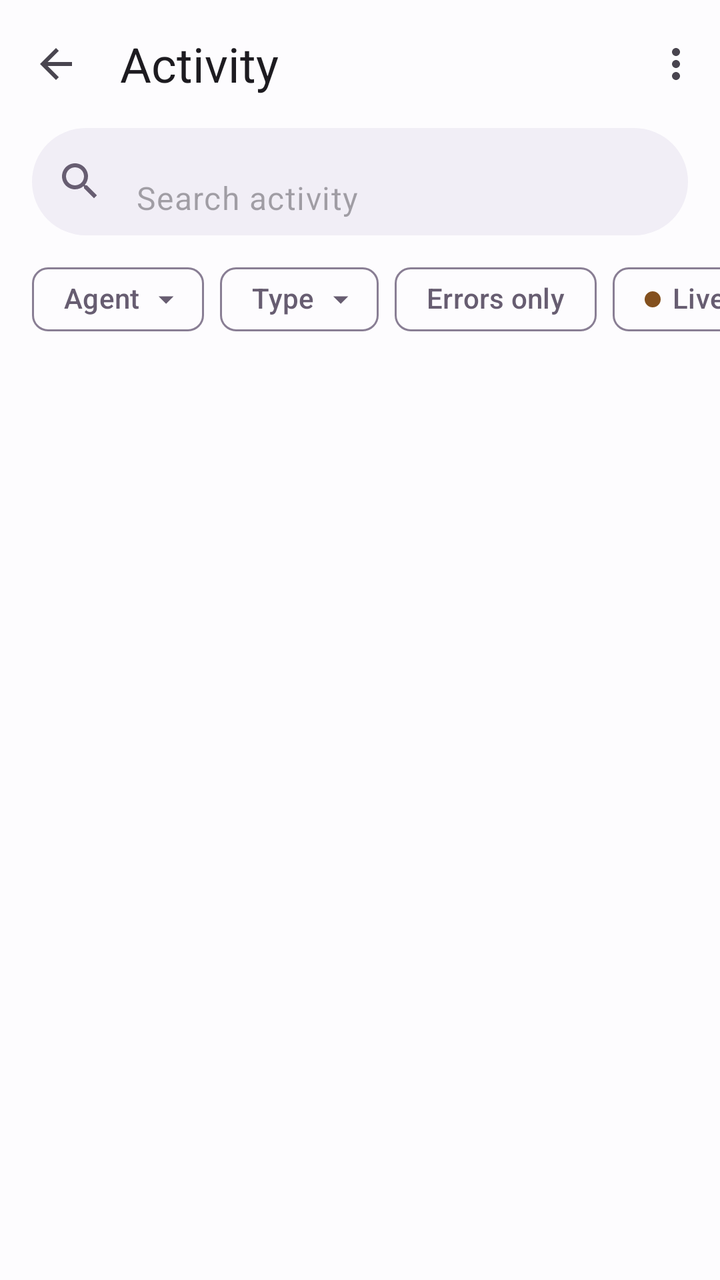
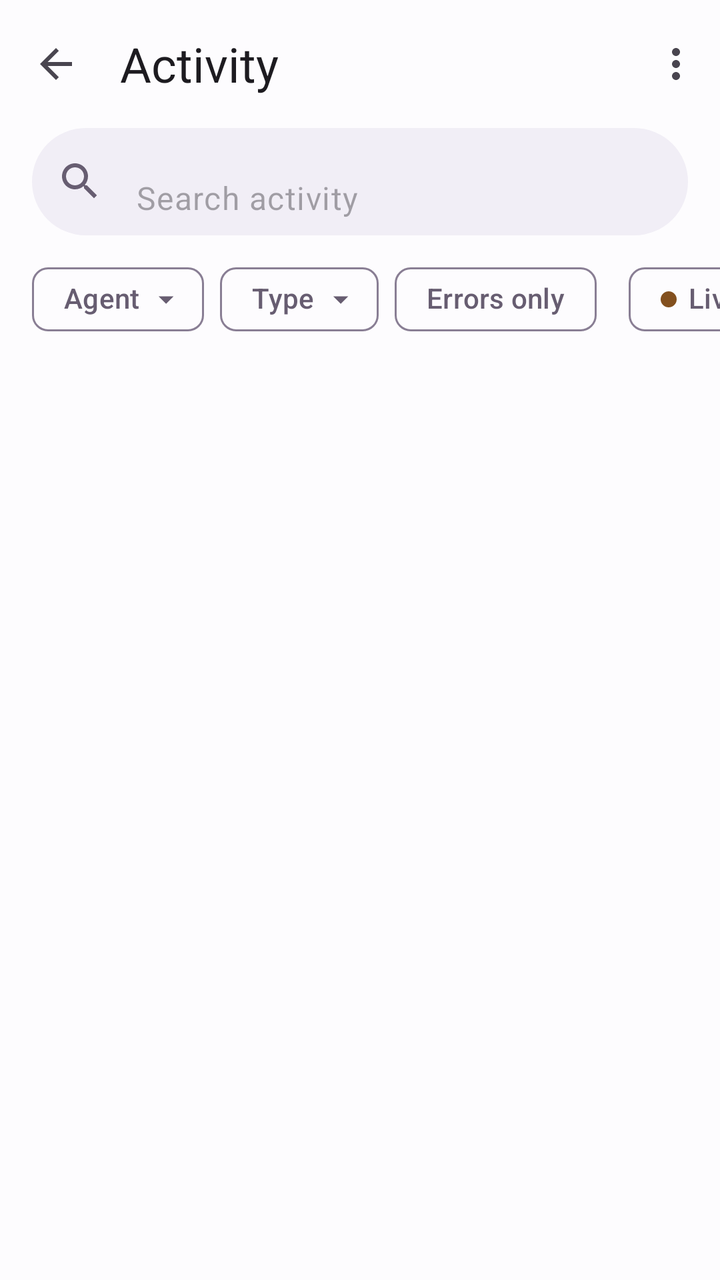

An Android layout rendered at two revisions. The XML below is the earlier revision; the diff shows what the commit changed to produce the second picture.
<!-- AndroidManifest.xml: application theme Theme.Bridgit -->
<!-- res/layout/fragment_activity.xml -->
<?xml version="1.0" encoding="utf-8"?>
<LinearLayout xmlns:android="http://schemas.android.com/apk/res/android"
    xmlns:app="http://schemas.android.com/apk/res-auto"
    xmlns:tools="http://schemas.android.com/tools"
    android:layout_width="match_parent"
    android:layout_height="match_parent"
    android:background="?attr/colorSurface"
    android:orientation="vertical">

    <com.google.android.material.appbar.MaterialToolbar
        android:id="@+id/toolbar"
        android:layout_width="match_parent"
        android:layout_height="wrap_content"
        android:minHeight="64dp"
        app:menu="@menu/activity_toolbar"
        app:navigationContentDescription="@string/agents_back"
        app:navigationIcon="@drawable/ic_back"
        app:title="@string/activity_title"
        app:titleTextAppearance="?attr/textAppearanceTitleLarge" />

    <com.google.android.material.textfield.TextInputLayout
        android:id="@+id/search_layout"
        style="@style/Widget.Material3.TextInputLayout.FilledBox.Dense"
        android:layout_width="match_parent"
        android:layout_height="wrap_content"
        android:layout_marginHorizontal="16dp"
        android:layout_marginBottom="8dp"
        app:boxBackgroundColor="?attr/colorSurfaceContainer"
        app:boxCornerRadiusBottomEnd="28dp"
        app:boxCornerRadiusBottomStart="28dp"
        app:boxCornerRadiusTopEnd="28dp"
        app:boxCornerRadiusTopStart="28dp"
        app:boxStrokeWidth="0dp"
        app:boxStrokeWidthFocused="0dp"
        app:endIconMode="clear_text"
        app:hintEnabled="false"
        app:startIconContentDescription="@null"
        app:startIconDrawable="@drawable/ic_search">

        <com.google.android.material.textfield.TextInputEditText
            android:id="@+id/search"
            android:layout_width="match_parent"
            android:layout_height="wrap_content"
            android:hint="@string/activity_search_hint"
            android:imeOptions="actionSearch"
            android:inputType="text"
            android:maxLines="1"
            android:minHeight="48dp" />
    </com.google.android.material.textfield.TextInputLayout>

    
    <TextView
        android:id="@+id/today"
        style="@style/Widget.Bridgit.InfoPanel"
        android:layout_width="match_parent"
        android:layout_height="wrap_content"
        android:layout_marginHorizontal="12dp"
        android:layout_marginBottom="8dp"
        android:padding="10dp"
        android:textAppearance="?attr/textAppearanceBodySmall"
        android:textColor="?attr/colorOnSurfaceVariant"
        android:visibility="gone" />

    <HorizontalScrollView
        android:layout_width="match_parent"
        android:layout_height="wrap_content"
        android:clipToPadding="false"
        android:paddingHorizontal="16dp"
        android:scrollbars="none">

        <com.google.android.material.chip.ChipGroup
            android:id="@+id/chips"
            android:layout_width="wrap_content"
            android:layout_height="wrap_content"
            app:chipSpacingHorizontal="8dp"
            app:singleLine="true">

            <com.google.android.material.chip.Chip
                android:id="@+id/chip_agent"
                app:chipBackgroundColor="@color/activity_filter_chip_bg"
                style="@style/Widget.Bridgit.FilterChip"
                android:layout_width="wrap_content"
                android:layout_height="wrap_content"
                android:checkable="true"
                app:checkedIconVisible="false"
                android:text="@string/activity_chip_agent"
                app:closeIcon="@drawable/activity_ic_drop"
                app:closeIconVisible="true" />

            <com.google.android.material.chip.Chip
                android:id="@+id/chip_type"
                app:chipBackgroundColor="@color/activity_filter_chip_bg"
                style="@style/Widget.Bridgit.FilterChip"
                android:layout_width="wrap_content"
                android:layout_height="wrap_content"
                android:checkable="true"
                app:checkedIconVisible="false"
                android:text="@string/activity_chip_type"
                app:closeIcon="@drawable/activity_ic_drop"
                app:closeIconVisible="true" />

            <com.google.android.material.chip.Chip
                android:id="@+id/chip_errors"
                app:chipBackgroundColor="@color/activity_filter_chip_bg"
                style="@style/Widget.Bridgit.FilterChip"
                android:layout_width="wrap_content"
                android:layout_height="wrap_content"
                android:text="@string/activity_chip_errors" />

            <com.google.android.material.chip.Chip
                android:id="@+id/chip_level"
                app:chipBackgroundColor="@color/activity_filter_chip_bg"
                style="@style/Widget.Bridgit.FilterChip"
                android:layout_width="wrap_content"
                android:layout_height="wrap_content"
                android:checkable="true"
                app:checkedIconVisible="false"
                android:text="@string/activity_chip_level"
                android:visibility="gone"
                app:closeIcon="@drawable/activity_ic_drop"
                app:closeIconVisible="true" />

            <com.google.android.material.chip.Chip
                android:id="@+id/chip_live"
                style="@style/Widget.Bridgit.FilterChip"
                android:layout_width="wrap_content"
                android:layout_height="wrap_content"
                android:text="@string/activity_chip_live"
                app:checkedIconVisible="false"
                app:chipBackgroundColor="@color/activity_live_chip_bg"
                app:chipIcon="@drawable/activity_dot_gold"
                app:chipIconSize="8dp"
                app:chipIconVisible="true"
                app:iconStartPadding="8dp" />
        </com.google.android.material.chip.ChipGroup>
    </HorizontalScrollView>

    <com.google.android.material.progressindicator.LinearProgressIndicator
        android:id="@+id/loading"
        android:layout_width="match_parent"
        android:layout_height="wrap_content"
        android:layout_marginTop="4dp"
        android:indeterminate="true"
        android:visibility="invisible" />

    <FrameLayout
        android:layout_width="match_parent"
        android:layout_height="0dp"
        android:layout_weight="1">

        <androidx.recyclerview.widget.RecyclerView
            android:id="@+id/list"
            android:layout_width="match_parent"
            android:layout_height="match_parent"
            android:clipToPadding="false"
            android:paddingBottom="8dp"
            tools:listitem="@layout/row_log_entry" />

        <LinearLayout
            android:id="@+id/empty"
            android:layout_width="match_parent"
            android:layout_height="wrap_content"
            style="@style/Widget.Bridgit.InfoPanel"
            android:layout_gravity="center"
            android:layout_marginHorizontal="16dp"
            android:gravity="center_horizontal"
            android:orientation="vertical"
            android:padding="24dp"
            android:visibility="gone">

            <ImageView
                android:layout_width="64dp"
                android:layout_height="64dp"
                android:importantForAccessibility="no"
                android:src="@drawable/ic_nav_activity"
                app:tint="?attr/colorOnSurfaceVariant" />

            <TextView
                android:id="@+id/empty_title"
                android:layout_width="wrap_content"
                android:layout_height="wrap_content"
                android:layout_marginTop="16dp"
                android:gravity="center"
                android:textAppearance="?attr/textAppearanceTitleMedium"
                android:textColor="?attr/colorOnSurface" />

            <TextView
                android:id="@+id/empty_body"
                android:layout_width="wrap_content"
                android:layout_height="wrap_content"
                android:layout_marginTop="4dp"
                android:gravity="center"
                android:textAppearance="?attr/textAppearanceBodyMedium"
                android:textColor="?attr/colorOnSurfaceVariant" />

            <com.google.android.material.button.MaterialButton
                android:id="@+id/clear_filters"
                style="@style/Widget.Material3.Button.TonalButton"
                android:layout_width="wrap_content"
                android:layout_height="wrap_content"
                android:layout_marginTop="16dp"
                android:text="@string/activity_clear_filters" />
        </LinearLayout>

        <com.google.android.material.button.MaterialButton
            android:id="@+id/new_pill"
            style="@style/Widget.Material3.Button.TonalButton"
            android:layout_width="wrap_content"
            android:layout_height="wrap_content"
            android:layout_gravity="top|center_horizontal"
            android:layout_marginTop="8dp"
            android:accessibilityLiveRegion="polite"
            android:visibility="gone"
            app:elevation="2dp" />
    </FrameLayout>
</LinearLayout>
<!-- res/layout/row_log_entry.xml (included above) -->
<?xml version="1.0" encoding="utf-8"?>
<FrameLayout xmlns:android="http://schemas.android.com/apk/res/android"
    xmlns:app="http://schemas.android.com/apk/res-auto"
    android:layout_width="match_parent"
    android:layout_height="wrap_content"
    android:layout_marginHorizontal="12dp"
    android:layout_marginVertical="3dp"
    android:background="@drawable/design_bg_panel"
    android:focusable="true"
    android:foreground="?attr/selectableItemBackground"
    android:minHeight="64dp">

    
    <View
        android:id="@+id/error_stripe"
        android:layout_width="3dp"
        android:layout_height="match_parent"
        android:layout_marginStart="5dp"
        android:layout_marginVertical="12dp"
        android:background="?attr/colorError"
        android:visibility="gone" />

    <LinearLayout
        android:layout_width="match_parent"
        android:layout_height="wrap_content"
        android:orientation="horizontal"
        android:paddingStart="16dp"
        android:paddingTop="10dp"
        android:paddingEnd="16dp"
        android:paddingBottom="10dp">

        <cc.bridgit.app.ui.common.AgentAvatarView
            android:id="@+id/avatar"
            android:layout_width="28dp"
            android:layout_height="28dp"
            android:layout_marginEnd="12dp" />

        <LinearLayout
            android:layout_width="0dp"
            android:layout_height="wrap_content"
            android:layout_weight="1"
            android:orientation="vertical">

            <TextView
                android:id="@+id/sentence"
                android:layout_width="match_parent"
                android:layout_height="wrap_content"
                android:textAppearance="?attr/textAppearanceBodyMedium"
                android:textColor="?attr/colorOnSurface" />

            <TextView
                android:id="@+id/detail"
                android:layout_width="match_parent"
                android:layout_height="wrap_content"
                android:textAppearance="?attr/textAppearanceBodySmall"
                android:textColor="?attr/colorOnSurfaceVariant"
                android:visibility="gone" />

            <com.google.android.material.chip.ChipGroup
                android:layout_width="match_parent"
                android:layout_height="wrap_content"
                android:layout_marginTop="4dp"
                app:chipSpacingHorizontal="4dp"
                app:chipSpacingVertical="4dp">
                <TextView android:id="@+id/chip1" style="@style/Widget.Bridgit.MonoChip" android:layout_width="wrap_content" android:layout_height="wrap_content" />
                <TextView android:id="@+id/chip2" style="@style/Widget.Bridgit.MonoChip" android:layout_width="wrap_content" android:layout_height="wrap_content" />
                <TextView android:id="@+id/chip3" style="@style/Widget.Bridgit.MonoChip" android:layout_width="wrap_content" android:layout_height="wrap_content" />
                <TextView android:id="@+id/chip4" style="@style/Widget.Bridgit.MonoChip" android:layout_width="wrap_content" android:layout_height="wrap_content" />
            </com.google.android.material.chip.ChipGroup>
        </LinearLayout>

        <TextView
            android:id="@+id/time"
            android:layout_width="wrap_content"
            android:layout_height="wrap_content"
            android:layout_marginStart="8dp"
            android:textAppearance="?attr/textAppearanceBodySmall"
            android:textColor="?attr/colorOnSurfaceVariant" />
    </LinearLayout>
</FrameLayout>
<!-- resources referenced by this layout -->
<resources>
  <string name="activity_chip_agent">Agent</string>
  <string name="activity_chip_errors">Errors only</string>
  <string name="activity_chip_level">Level</string>
  <string name="activity_chip_live">Live</string>
  <string name="activity_chip_type">Type</string>
  <string name="activity_clear_filters">Clear filters</string>
  <string name="activity_search_hint">Search activity</string>
  <string name="activity_title">Activity</string>
  <string name="agents_back">Back</string>
  <style name="Widget.Bridgit.FilterChip" parent="Widget.Material3.Chip.Filter">
          <item name="chipBackgroundColor">@color/activity_filter_chip_bg</item>
      </style>
  <color name="b_primary">#6D587E</color>
  <color name="b_on_primary">#FFFFFF</color>
  <color name="b_primary_container">#E9E2F0</color>
  <color name="b_on_primary_container">#332C3D</color>
  <color name="b_secondary">#83501E</color>
  <color name="b_on_secondary">#FFFFFF</color>
  <color name="b_secondary_container">#FBEFDF</color>
  <color name="b_on_secondary_container">#5E3715</color>
  <color name="b_surface">#FDFCFE</color>
  <color name="b_on_surface">#332C3D</color>
  <color name="b_surface_container">#F1EEF6</color>
  <color name="b_surface_container_high">#EAE5F0</color>
  <color name="b_surface_container_highest">#E2DCE9</color>
  <color name="b_surface_container_low">#F7F4FA</color>
  <color name="b_surface_container_lowest">#FFFFFF</color>
  <color name="b_on_surface_variant">#675D71</color>
  <color name="b_outline">#897E94</color>
  <color name="b_outline_variant">#E2DCE9</color>
  <color name="b_error">#A52D48</color>
  <color name="b_on_error">#FFFFFF</color>
  <color name="b_error_container">#F9E9ED</color>
  <color name="b_on_error_container">#5F1631</color>
  <color name="b_success">#16834A</color>
  <color name="b_success_container">#E6F3EB</color>
  <color name="b_on_success_container">#164D31</color>
  <color name="b_warning">#83501E</color>
  <style name="ShapeAppearance.Bridgit.Small" parent="ShapeAppearance.Material3.Corner.Small"><item name="cornerSize">8dp</item></style>
  <style name="ShapeAppearance.Bridgit.Medium" parent="ShapeAppearance.Material3.Corner.Medium"><item name="cornerSize">12dp</item></style>
  <style name="ShapeAppearance.Bridgit.Large" parent="ShapeAppearance.Material3.Corner.Large"><item name="cornerSize">16dp</item></style>
  <style name="TextAppearance.Bridgit.BodyLarge" parent="TextAppearance.Material3.BodyLarge"><item name="android:textSize">16sp</item></style>
  <style name="TextAppearance.Bridgit.BodyMedium" parent="TextAppearance.Material3.BodyMedium"><item name="android:textSize">15sp</item></style>
  <style name="TextAppearance.Bridgit.BodySmall" parent="TextAppearance.Material3.BodySmall"><item name="android:textSize">14sp</item></style>
  <style name="TextAppearance.Bridgit.Label" parent="TextAppearance.Material3.LabelLarge"><item name="android:textSize">14sp</item></style>
  <style name="TextAppearance.Bridgit.Supporting" parent="TextAppearance.Material3.LabelSmall"><item name="android:textSize">12sp</item></style>
  <style name="TextAppearance.Bridgit.TitleLarge" parent="TextAppearance.Material3.TitleLarge"><item name="android:textSize">24sp</item></style>
  <style name="TextAppearance.Bridgit.TitleMedium" parent="TextAppearance.Material3.TitleMedium"><item name="android:textSize">18sp</item></style>
  <style name="TextAppearance.Bridgit.TitleSmall" parent="TextAppearance.Material3.TitleSmall"><item name="android:textSize">16sp</item></style>
  <style name="Widget.Bridgit.OutlinedButton" parent="Widget.Material3.Button.OutlinedButton">
          <item name="backgroundTint">@color/toggle_checked_bg</item>
      </style>
  <color name="design_info_end">@color/b_surface_container</color>
  <color name="design_info_start">@color/b_surface_container</color>
  <color name="design_info_edge">@color/b_outline_variant</color>
  <!-- unchanged entries left out for length: 16 -->
</resources>

<!-- the commit's change to res/layout/fragment_activity.xml (unified diff, before → after) -->
@@ -68,71 +68,88 @@
         android:paddingHorizontal="16dp"
         android:scrollbars="none">
 
-        <com.google.android.material.chip.ChipGroup
-            android:id="@+id/chips"
+        
+        <LinearLayout
             android:layout_width="wrap_content"
             android:layout_height="wrap_content"
-            app:chipSpacingHorizontal="8dp"
-            app:singleLine="true">
-
-            <com.google.android.material.chip.Chip
-                android:id="@+id/chip_agent"
-                app:chipBackgroundColor="@color/activity_filter_chip_bg"
-                style="@style/Widget.Bridgit.FilterChip"
-                android:layout_width="wrap_content"
-                android:layout_height="wrap_content"
-                android:checkable="true"
-                app:checkedIconVisible="false"
-                android:text="@string/activity_chip_agent"
-                app:closeIcon="@drawable/activity_ic_drop"
-                app:closeIconVisible="true" />
-
-            <com.google.android.material.chip.Chip
-                android:id="@+id/chip_type"
-                app:chipBackgroundColor="@color/activity_filter_chip_bg"
-                style="@style/Widget.Bridgit.FilterChip"
-                android:layout_width="wrap_content"
-                android:layout_height="wrap_content"
-                android:checkable="true"
-                app:checkedIconVisible="false"
-                android:text="@string/activity_chip_type"
-                app:closeIcon="@drawable/activity_ic_drop"
-                app:closeIconVisible="true" />
-
-            <com.google.android.material.chip.Chip
-                android:id="@+id/chip_errors"
-                app:chipBackgroundColor="@color/activity_filter_chip_bg"
-                style="@style/Widget.Bridgit.FilterChip"
-                android:layout_width="wrap_content"
-                android:layout_height="wrap_content"
-                android:text="@string/activity_chip_errors" />
-
-            <com.google.android.material.chip.Chip
-                android:id="@+id/chip_level"
-                app:chipBackgroundColor="@color/activity_filter_chip_bg"
-                style="@style/Widget.Bridgit.FilterChip"
-                android:layout_width="wrap_content"
-                android:layout_height="wrap_content"
-                android:checkable="true"
-                app:checkedIconVisible="false"
-                android:text="@string/activity_chip_level"
-                android:visibility="gone"
-                app:closeIcon="@drawable/activity_ic_drop"
-                app:closeIconVisible="true" />
-
-            <com.google.android.material.chip.Chip
-                android:id="@+id/chip_live"
-                style="@style/Widget.Bridgit.FilterChip"
-                android:layout_width="wrap_content"
-                android:layout_height="wrap_content"
-                android:text="@string/activity_chip_live"
-                app:checkedIconVisible="false"
-                app:chipBackgroundColor="@color/activity_live_chip_bg"
-                app:chipIcon="@drawable/activity_dot_gold"
-                app:chipIconSize="8dp"
-                app:chipIconVisible="true"
-                app:iconStartPadding="8dp" />
-        </com.google.android.material.chip.ChipGroup>
+            android:orientation="horizontal">
+
+            <com.google.android.material.chip.ChipGroup
+                android:id="@+id/chips"
+                android:tag="pills:filter"
+                android:layout_width="wrap_content"
+                android:layout_height="wrap_content"
+                app:chipSpacingHorizontal="8dp"
+                app:singleLine="true">
+
+                <com.google.android.material.chip.Chip
+                    android:id="@+id/chip_agent"
+                    app:chipBackgroundColor="@color/activity_filter_chip_bg"
+                    style="@style/Widget.Bridgit.FilterChip"
+                    android:layout_width="wrap_content"
+                    android:layout_height="wrap_content"
+                    android:checkable="true"
+                    app:checkedIconVisible="false"
+                    android:text="@string/activity_chip_agent"
+                    app:closeIcon="@drawable/activity_ic_drop"
+                    app:closeIconVisible="true" />
+
+                <com.google.android.material.chip.Chip
+                    android:id="@+id/chip_type"
+                    app:chipBackgroundColor="@color/activity_filter_chip_bg"
+                    style="@style/Widget.Bridgit.FilterChip"
+                    android:layout_width="wrap_content"
+                    android:layout_height="wrap_content"
+                    android:checkable="true"
+                    app:checkedIconVisible="false"
+                    android:text="@string/activity_chip_type"
+                    app:closeIcon="@drawable/activity_ic_drop"
+                    app:closeIconVisible="true" />
+
+                <com.google.android.material.chip.Chip
+                    android:id="@+id/chip_errors"
+                    app:chipBackgroundColor="@color/activity_filter_chip_bg"
+                    style="@style/Widget.Bridgit.FilterChip"
+                    android:layout_width="wrap_content"
+                    android:layout_height="wrap_content"
+                    android:text="@string/activity_chip_errors" />
+
+                <com.google.android.material.chip.Chip
+                    android:id="@+id/chip_level"
+                    app:chipBackgroundColor="@color/activity_filter_chip_bg"
+                    style="@style/Widget.Bridgit.FilterChip"
+                    android:layout_width="wrap_content"
+                    android:layout_height="wrap_content"
+                    android:checkable="true"
+                    app:checkedIconVisible="false"
+                    android:text="@string/activity_chip_level"
+                    android:visibility="gone"
+                    app:closeIcon="@drawable/activity_ic_drop"
+                    app:closeIconVisible="true" />
+            </com.google.android.material.chip.ChipGroup>
+
+            <com.google.android.material.chip.ChipGroup
+                android:id="@+id/mode_chips"
+                android:layout_width="wrap_content"
+                android:layout_height="wrap_content"
+                android:layout_marginStart="16dp"
+                android:tag="pills:mode"
+                app:singleLine="true">
+
+                <com.google.android.material.chip.Chip
+                    android:id="@+id/chip_live"
+                    style="@style/Widget.Bridgit.FilterChip"
+                    android:layout_width="wrap_content"
+                    android:layout_height="wrap_content"
+                    android:text="@string/activity_chip_live"
+                    app:checkedIconVisible="false"
+                    app:chipBackgroundColor="@color/activity_live_chip_bg"
+                    app:chipIcon="@drawable/activity_dot_gold"
+                    app:chipIconSize="8dp"
+                    app:chipIconVisible="true"
+                    app:iconStartPadding="8dp" />
+            </com.google.android.material.chip.ChipGroup>
+        </LinearLayout>
     </HorizontalScrollView>
 
     <com.google.android.material.progressindicator.LinearProgressIndicator
